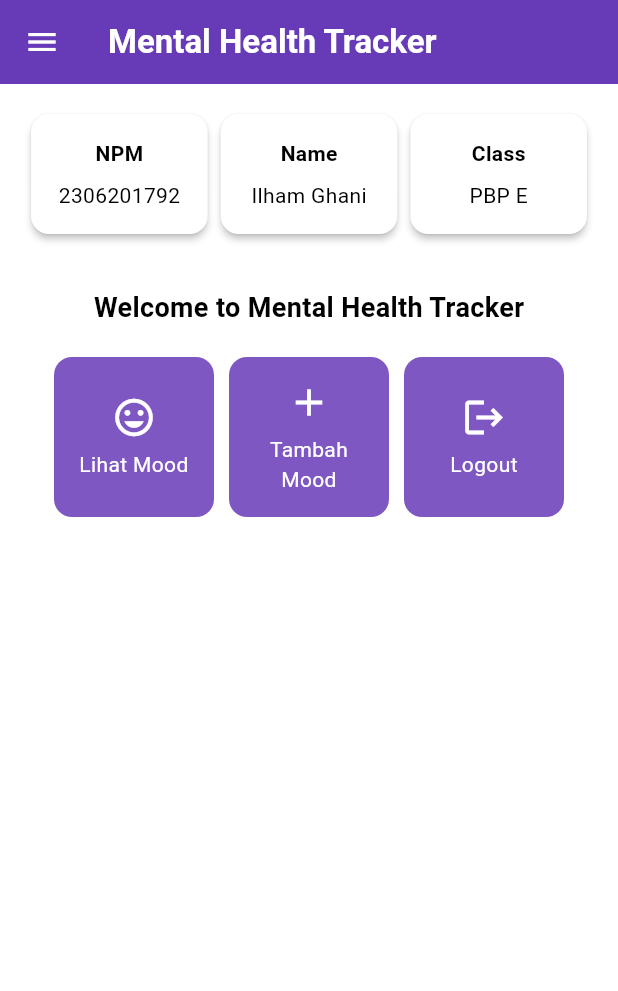
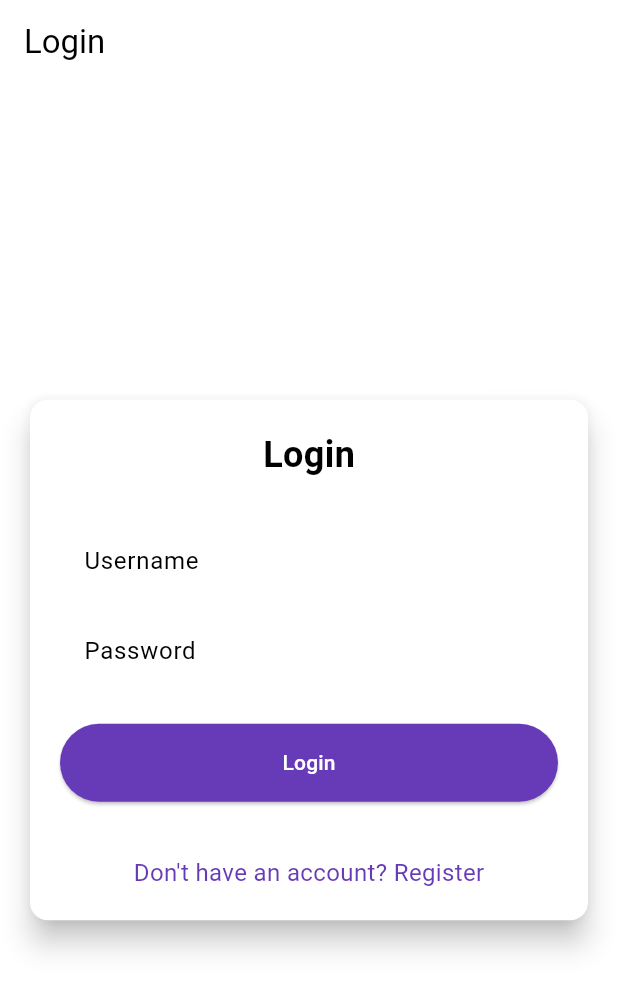
Before and after one commit to ilhamghni/mental-health-tracker-mobile, a Flutter app: the screen it shows after launch, on a phone screen of 412 x 824 dp. Shown: the top 991 px of the screen. Run offline on Flutter 3.47's test engine with Material 3 defaults, Android fonts, the phone set to English and light mode, and no system bars; missing offline and left inert: pbp_django_auth.

Commit message:
tutorial 8

```diff
--- a/lib/main.dart
+++ b/lib/main.dart
@@ -1,5 +1,7 @@
 import 'package:flutter/material.dart';
-import 'package:mental_health_tracker/screens/menu.dart';
+import 'package:mental_health_tracker/screens/login.dart';
+import 'package:pbp_django_auth/pbp_django_auth.dart';
+import 'package:provider/provider.dart';
 
 void main() {
   runApp(const MyApp());
@@ -8,33 +10,23 @@ void main() {
 class MyApp extends StatelessWidget {
   const MyApp({super.key});
 
-  // This widget is the root of your application.
   @override
   Widget build(BuildContext context) {
-    return MaterialApp(
-      title: 'Flutter Demo',
-      theme: ThemeData(
-        // This is the theme of your application.
-        //
-        // TRY THIS: Try running your application with "flutter run". You'll see
-        // the application has a purple toolbar. Then, without quitting the app,
-        // try changing the seedColor in the colorScheme below to Colors.green
-        // and then invoke "hot reload" (save your changes or press the "hot
-        // reload" button in a Flutter-supported IDE, or press "r" if you used
-        // the command line to start the app).
-        //
-        // Notice that the counter didn't reset back to zero; the application
-        // state is not lost during the reload. To reset the state, use hot
-        // restart instead.
-        //
-        // This works for code too, not just values: Most code changes can be
-        // tested with just a hot reload.
-        colorScheme: ColorScheme.fromSwatch(
-          primarySwatch: Colors.deepPurple,
-        ).copyWith(secondary: Colors.deepPurple[400]),
-        useMaterial3: true,
+    return Provider(
+      create: (_) {
+        CookieRequest request = CookieRequest();
+        return request;
+      },
+      child: MaterialApp(
+        title: 'Mental Health Tracker',
+        theme: ThemeData(
+          useMaterial3: true,
+          colorScheme: ColorScheme.fromSwatch(
+            primarySwatch: Colors.deepPurple,
+          ).copyWith(secondary: Colors.deepPurple[400]),
+        ),
+        home: const LoginPage(),
       ),
-      home: MyHomePage(),
     );
   }
 }
--- /dev/null
+++ b/lib/screens/login.dart
@@ -0,0 +1,182 @@
+import 'package:mental_health_tracker/screens/menu.dart';
+import 'package:flutter/material.dart';
+import 'package:mental_health_tracker/screens/register.dart';
+import 'package:pbp_django_auth/pbp_django_auth.dart';
+import 'package:provider/provider.dart';
+// TODO: Import halaman RegisterPage jika sudah dibuat
+
+void main() {
+  runApp(const LoginApp());
+}
+
+class LoginApp extends StatelessWidget {
+  const LoginApp({super.key});
+
+  @override
+  Widget build(BuildContext context) {
+    return MaterialApp(
+      title: 'Login',
+      theme: ThemeData(
+        useMaterial3: true,
+        colorScheme: ColorScheme.fromSwatch(
+          primarySwatch: Colors.deepPurple,
+        ).copyWith(secondary: Colors.deepPurple[400]),
+      ),
+      home: const LoginPage(),
+    );
+  }
+}
+
+class LoginPage extends StatefulWidget {
+  const LoginPage({super.key});
+
+  @override
+  State<LoginPage> createState() => _LoginPageState();
+}
+
+class _LoginPageState extends State<LoginPage> {
+  final TextEditingController _usernameController = TextEditingController();
+  final TextEditingController _passwordController = TextEditingController();
+
+  @override
+  Widget build(BuildContext context) {
+    final request = context.watch<CookieRequest>();
+
+    return Scaffold(
+      appBar: AppBar(
+        title: const Text('Login'),
+      ),
+      body: Center(
+        child: SingleChildScrollView(
+          padding: const EdgeInsets.all(16.0),
+          child: Card(
+            elevation: 8,
+            shape: RoundedRectangleBorder(
+              borderRadius: BorderRadius.circular(12.0),
+            ),
+            child: Padding(
+              padding: const EdgeInsets.all(20.0),
+              child: Column(
+                mainAxisSize: MainAxisSize.min,
+                children: [
+                  const Text(
+                    'Login',
+                    style: TextStyle(
+                      fontSize: 24.0,
+                      fontWeight: FontWeight.bold,
+                    ),
+                  ),
+                  const SizedBox(height: 30.0),
+                  TextField(
+                    controller: _usernameController,
+                    decoration: const InputDecoration(
+                      labelText: 'Username',
+                      hintText: 'Enter your username',
+                      border: OutlineInputBorder(
+                        borderRadius: BorderRadius.all(Radius.circular(12.0)),
+                      ),
+                      contentPadding:
+                      EdgeInsets.symmetric(horizontal: 12.0, vertical: 8.0),
+                    ),
+                  ),
+                  const SizedBox(height: 12.0),
+                  TextField(
+                    controller: _passwordController,
+                    decoration: const InputDecoration(
+                      labelText: 'Password',
+                      hintText: 'Enter your password',
+                      border: OutlineInputBorder(
+                        borderRadius: BorderRadius.all(Radius.circular(12.0)),
+                      ),
+                      contentPadding:
+                      EdgeInsets.symmetric(horizontal: 12.0, vertical: 8.0),
+                    ),
+                    obscureText: true,
+                  ),
+                  const SizedBox(height: 24.0),
+                  ElevatedButton(
+                    onPressed: () async {
+                      String username = _usernameController.text;
+                      String password = _passwordController.text;
+
+                      // Cek kredensial
+                      // TODO: Ganti URL dan jangan lupa tambahkan trailing slash (/) di akhir URL!
+                      // Untuk menyambungkan Android emulator dengan Django pada localhost,
+                      // gunakan URL http://10.0.2.2/
+                      final response = await request
+                          .login("http://127.0.0.1:8000/auth/login/", {
+                        'username': username,
+                        'password': password,
+                      });
+
+                      if (request.loggedIn) {
+                        String message = response['message'];
+                        String uname = response['username'];
+                        if (context.mounted) {
+                          Navigator.pushReplacement(
+                            context,
+                            MaterialPageRoute(
+                                builder: (context) => MyHomePage()),
+                          );
+                          ScaffoldMessenger.of(context)
+                            ..hideCurrentSnackBar()
+                            ..showSnackBar(
+                              SnackBar(
+                                  content:
+                                  Text("$message Selamat datang, $uname.")),
+                            );
+                        }
+                      } else {
+                        if (context.mounted) {
+                          showDialog(
+                            context: context,
+                            builder: (context) => AlertDialog(
+                              title: const Text('Login Gagal'),
+                              content: Text(response['message']),
+                              actions: [
+                                TextButton(
+                                  child: const Text('OK'),
+                                  onPressed: () {
+                                    Navigator.pop(context);
+                                  },
+                                ),
+                              ],
+                            ),
+                          );
+                        }
+                      }
+                    },
+                    style: ElevatedButton.styleFrom(
+                      foregroundColor: Colors.white,
+                      minimumSize: const Size(double.infinity, 50),
+                      backgroundColor: Theme.of(context).colorScheme.primary,
+                      padding: const EdgeInsets.symmetric(vertical: 16.0),
+                    ),
+                    child: const Text('Login'),
+                  ),
+                  const SizedBox(height: 36.0),
+                  GestureDetector(
+                    onTap: () {
+                      Navigator.push(
+                        context,
+                        MaterialPageRoute(
+                            builder: (context) => const RegisterPage()),
+                      );
+                    },
+                    child: Text(
+                      'Don\'t have an account? Register',
+                      style: TextStyle(
+                        color: Theme.of(context).colorScheme.primary,
+                        fontSize: 16.0,
+                      ),
+                    ),
+                  ),
+                ],
+              ),
+            ),
+          ),
+        ),
+      ),
+    );
+  }
+}
--- a/pubspec.yaml
+++ b/pubspec.yaml
@@ -35,6 +35,9 @@ dependencies:
   # The following adds the Cupertino Icons font to your application.
   # Use with the CupertinoIcons class for iOS style icons.
   cupertino_icons: ^1.0.8
+  provider: ^6.1.2
+  pbp_django_auth: ^0.4.0
+  http: ^1.2.2
 
 dev_dependencies:
   flutter_test:
```
Also changed, not shown: lib/models/mood_entry.dart (added, +65 -0 lines), lib/screens/list_moodentry.dart (added, +91 -0 lines), lib/screens/moodentry_form.dart (+41 -30 lines), lib/screens/register.dart (added, +166 -0 lines), lib/widgets/left_drawer.dart (+13 -0 lines), lib/widgets/mood_card.dart (+39 -1 lines), pubspec.lock, 2 other files.
